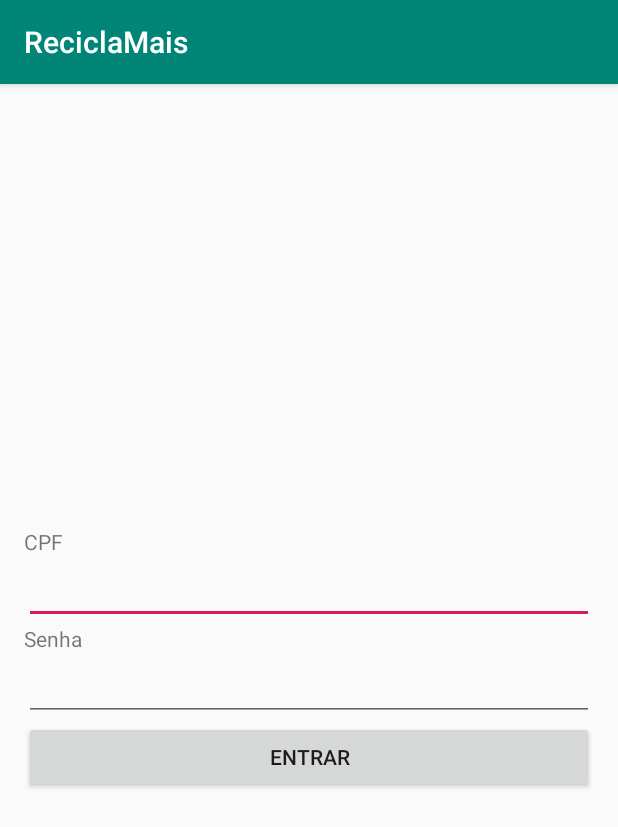
After one commit to alan-ssantos/ReciclaMais, an Android app: the LoginActivity screen opened directly, with no data from a screen before it, on a phone screen of 412 x 824 dp. The commit adds this screen. Shown: the top 827 px of the screen. Run offline under Robolectric (Android 15) with nearby library versions, the phone set to English and light mode, and no system bars.

Commit message:
tela de login integrando com a API

```diff
--- a/app/src/main/AndroidManifest.xml
+++ b/app/src/main/AndroidManifest.xml
@@ -15,6 +15,8 @@
         android:supportsRtl="true"
         android:theme="@style/AppTheme"
         tools:ignore="GoogleAppIndexingWarning">
+        <activity android:name=".activity.LoginActivity"></activity>
+
         <meta-data
             android:name="com.google.android.actions"
             android:resource="@xml/network_security_config" />
--- /dev/null
+++ b/app/src/main/java/br/com/fiap/reciclamais/activity/LoginActivity.java
@@ -0,0 +1,76 @@
+package br.com.fiap.reciclamais.activity;
+
+import androidx.appcompat.app.AppCompatActivity;
+
+import android.os.Bundle;
+
+import android.util.Log;
+import android.view.View;
+import android.widget.EditText;
+import android.widget.Toast;
+
+import org.json.JSONObject;
+
+import br.com.fiap.reciclamais.R;
+import br.com.fiap.reciclamais.model.LoginRequest;
+import br.com.fiap.reciclamais.model.CadastroResponse;
+import br.com.fiap.reciclamais.model.LoginResponse;
+import br.com.fiap.reciclamais.retrofit.RetrofitConfig;
+import retrofit2.Call;
+import retrofit2.Callback;
+import retrofit2.Response;
+
+public class LoginActivity extends AppCompatActivity {
+
+    EditText edtCPF;
+    EditText edtSenha;
+
+    LoginResponse loginResponse;
+
+    @Override
+    protected void onCreate(Bundle savedInstanceState) {
+        super.onCreate(savedInstanceState);
+        setContentView(R.layout.activity_login);
+
+        edtCPF = findViewById(R.id.edtLoCPF);
+        edtSenha = findViewById(R.id.edtLoSenha);
+
+    }
+
+
+    public void logar(View view) {
+        LoginRequest loginRequest = setLoginRequest();
+
+        Call<LoginResponse> call = new RetrofitConfig().getLoginService().login(loginRequest);
+        call.enqueue(new Callback<LoginResponse>() {
+            @Override
+            public void onResponse(Call<LoginResponse> call, Response<LoginResponse> response) {
+                if(response.isSuccessful()){
+                    loginResponse = response.body();
+                    Toast.makeText(LoginActivity.this, loginResponse.getResults().getNome(), Toast.LENGTH_SHORT).show();
+                } else {
+                    try {
+                        JSONObject jsonError = new JSONObject(response.errorBody().string());
+                        Toast.makeText(LoginActivity.this, jsonError.getString("descricao"), Toast.LENGTH_SHORT).show();
+                    } catch (Exception e) {
+                        e.printStackTrace();
+                    }
+                }
+            }
+
+            @Override
+            public void onFailure(Call<LoginResponse> call, Throwable t) {
+                Log.d("err", t.getMessage());
+            }
+        });
+    }
+
+    private LoginRequest setLoginRequest(){
+        LoginRequest request = new LoginRequest();
+
+        request.setCpf(edtCPF.getText().toString().trim());
+        request.setSenha(edtSenha.getText().toString());
+
+        return request;
+    }
+}
--- a/app/src/main/java/br/com/fiap/reciclamais/activity/MainActivity.java
+++ b/app/src/main/java/br/com/fiap/reciclamais/activity/MainActivity.java
@@ -34,4 +34,8 @@ public class MainActivity extends AppCompatActivity {
     public void abrirCadastro(View view) {
         startActivity(new Intent(MainActivity.this, CadastroActivity.class));
     }
+
+    public void abrirLogin(View view) {
+        startActivity(new Intent(MainActivity.this, LoginActivity.class));
+    }
 }
--- a/app/src/main/java/br/com/fiap/reciclamais/model/UsuarioRequest.java
+++ b/app/src/main/java/br/com/fiap/reciclamais/model/CadastroRequest.java
@@ -1,6 +1,6 @@
 package br.com.fiap.reciclamais.model;
 
-public class UsuarioRequest {
+public class CadastroRequest {
 
     private String nome;
     private String email;
--- a/app/src/main/java/br/com/fiap/reciclamais/model/Resultado.java
+++ b/app/src/main/java/br/com/fiap/reciclamais/model/CadastroResponse.java
@@ -6,19 +6,19 @@ import java.io.Serializable;
 
 import br.com.fiap.reciclamais.utils.enums.StatusResponseEnum;
 
-public class Resultado implements Serializable {
+public class CadastroResponse implements Serializable {
 
     private String results;
     private StatusResponseEnum status;
     private String descricao;
 
-    public Resultado(String results, StatusResponseEnum status, String descricao) {
+    public CadastroResponse(String results, StatusResponseEnum status, String descricao) {
         this.results = results;
         this.status = status;
         this.descricao = descricao;
     }
 
-    public Resultado() {
+    public CadastroResponse() {
     }
 
     public String getResults() {
--- a/app/src/main/java/br/com/fiap/reciclamais/retrofit/RetrofitConfig.java
+++ b/app/src/main/java/br/com/fiap/reciclamais/retrofit/RetrofitConfig.java
@@ -1,6 +1,7 @@
 package br.com.fiap.reciclamais.retrofit;
 
 import br.com.fiap.reciclamais.service.CadastroService;
+import br.com.fiap.reciclamais.service.LoginService;
 import retrofit2.Retrofit;
 import retrofit2.converter.gson.GsonConverterFactory;
 
@@ -10,7 +11,7 @@ public class RetrofitConfig {
 
     public RetrofitConfig(){
         this.retrofit = new Retrofit.Builder()
-                .baseUrl("http://172.16.59.211:8080/")
+                .baseUrl("http://192.168.0.109:8080/")
                 .addConverterFactory(GsonConverterFactory.create())
                 .build();
     }
@@ -19,4 +20,7 @@ public class RetrofitConfig {
         return this.retrofit.create(CadastroService.class);
     }
 
+    public LoginService getLoginService(){
+        return this.retrofit.create(LoginService.class);
+    }
 }
--- a/app/src/main/java/br/com/fiap/reciclamais/service/CadastroService.java
+++ b/app/src/main/java/br/com/fiap/reciclamais/service/CadastroService.java
@@ -1,7 +1,7 @@
 package br.com.fiap.reciclamais.service;
 
-import br.com.fiap.reciclamais.model.Resultado;
-import br.com.fiap.reciclamais.model.UsuarioRequest;
+import br.com.fiap.reciclamais.model.CadastroResponse;
+import br.com.fiap.reciclamais.model.CadastroRequest;
 import retrofit2.Call;
 import retrofit2.http.Body;
 import retrofit2.http.POST;
@@ -9,6 +9,6 @@ import retrofit2.http.POST;
 public interface CadastroService  {
 
     @POST("cadastrar")
-    Call<Resultado> cadastrar(@Body UsuarioRequest request);
+    Call<CadastroResponse> cadastrar(@Body CadastroRequest request);
 
 }
--- /dev/null
+++ b/app/src/main/res/layout/activity_login.xml
@@ -0,0 +1,42 @@
+<RelativeLayout
+    android:layout_width="match_parent"
+    android:layout_height="match_parent"
+    android:orientation="vertical"
+    android:padding="16dp"
+    xmlns:android="http://schemas.android.com/apk/res/android">
+
+    <LinearLayout
+        android:layout_width="match_parent"
+        android:layout_height="wrap_content"
+        android:layout_centerInParent="true"
+        android:orientation="vertical">
+
+        <TextView
+            android:layout_width="match_parent"
+            android:layout_height="wrap_content"
+            android:text="CPF"/>
+
+        <EditText
+            android:layout_width="match_parent"
+            android:layout_height="wrap_content"
+            android:id="@+id/edtLoCPF"/>
+
+        <TextView
+            android:layout_width="match_parent"
+            android:layout_height="wrap_content"
+            android:text="Senha"/>
+
+        <EditText
+            android:layout_width="match_parent"
+            android:layout_height="wrap_content"
+            android:id="@+id/edtLoSenha"/>
+
+        <Button
+            android:layout_width="match_parent"
+            android:layout_height="wrap_content"
+            android:text="Entrar"
+            android:onClick="logar"/>
+
+    </LinearLayout>
+
+</RelativeLayout>
--- a/app/src/main/res/xml/network_security_config.xml
+++ b/app/src/main/res/xml/network_security_config.xml
@@ -2,7 +2,8 @@
 <network-security-config>
     <domain-config cleartextTrafficPermitted="true">
         <domain includeSubdomains="true">mocky.io</domain>
-        <domain includeSubdomains="true">172.16.59.211</domain>
+        <domain includeSubdomains="true">172.16.59.252</domain>
+        <domain includeSubdomains="true">192.168.0.109</domain>
         <domain includeSubdomains="true">10.1.1.93</domain>
     </domain-config>
 </network-security-config>
```
Also changed, not shown: app/src/main/java/br/com/fiap/reciclamais/activity/CadastroActivity.java (+22 -28 lines), app/src/main/java/br/com/fiap/reciclamais/model/LoginRequest.java (added, +23 -0 lines), app/src/main/java/br/com/fiap/reciclamais/model/LoginResponse.java (added, +43 -0 lines), app/src/main/java/br/com/fiap/reciclamais/model/LoginResults.java (renamed from app/src/main/java/br/com/fiap/reciclamais/model/UsuarioResponse.java, +9 -1 lines), app/src/main/java/br/com/fiap/reciclamais/service/LoginService.java (added, +14 -0 lines), app/src/main/res/layout/activity_main.xml (+7 -1 lines).
